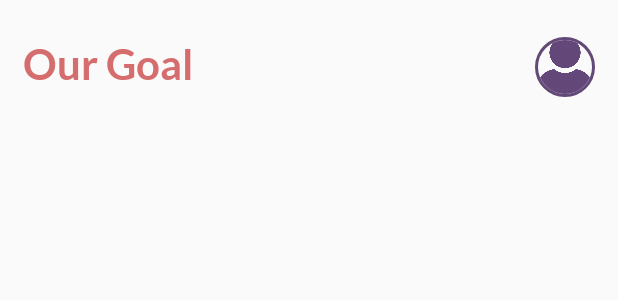
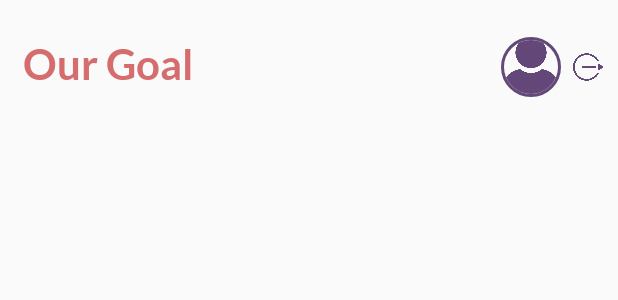
Before and after one commit to Yarinov/Our-Goal, an Android app: the layout fragment_home.xml on its own in the app's theme, with its tools: preview values and no code run, on a phone screen of 412 x 824 dp. Shown: the top 300 px of the screen. Run offline under Robolectric (Android 15) with nearby library versions, the phone set to English and light mode, and no system bars.

```diff
--- a/app/src/main/java/com/yarinov/ourgoal/goal/SingleGoalActivity.kt
+++ b/app/src/main/java/com/yarinov/ourgoal/goal/SingleGoalActivity.kt
@@ -371,7 +371,7 @@ class SingleGoalActivity : AppCompatActivity() {
         val storage = FirebaseStorage.getInstance()
 
         val gsReference =
-            storage.getReferenceFromUrl("gs://ourgoal-ebee9.appspot.com/users/profile_pic/${currentGoal!!.userId}.jpg")
+            storage.getReferenceFromUrl("gs://ourgoal-ebee9.appspot.com/users/profile_pic/${currentGoal!!.userId}")
 
         gsReference.downloadUrl
             .addOnSuccessListener {
--- a/app/src/main/java/com/yarinov/ourgoal/utils/adapter_utils/AdapterUtils.kt
+++ b/app/src/main/java/com/yarinov/ourgoal/utils/adapter_utils/AdapterUtils.kt
@@ -147,7 +147,7 @@ class AdapterUtils {
         val storage = FirebaseStorage.getInstance()
 
         val gsReference =
-            storage.getReferenceFromUrl("gs://ourgoal-ebee9.appspot.com/users/profile_pic/$userId.jpg")
+            storage.getReferenceFromUrl("gs://ourgoal-ebee9.appspot.com/users/profile_pic/$userId")
 
         gsReference.downloadUrl
             .addOnSuccessListener {
--- a/app/src/main/res/layout/fragment_home.xml
+++ b/app/src/main/res/layout/fragment_home.xml
@@ -37,10 +37,20 @@
                 android:layout_height="40dp"
                 android:layout_gravity="center"
                 android:layout_marginTop="10sp"
-                android:layout_marginEnd="15sp"
+                android:layout_marginEnd="8sp"
                 android:src="@drawable/default_user_ic"
                 app:civ_border_color="@color/colorPrimaryDark"
                 app:civ_border_width="2dp" />
+
+            <ImageView
+                android:id="@+id/userLogoutIcon"
+                android:layout_width="20sp"
+                android:layout_height="20sp"
+                android:layout_gravity="center"
+                android:layout_marginTop="10sp"
+                android:layout_marginRight="10sp"
+                android:src="@drawable/user_logout_ic"
+                android:tint="@color/colorPrimaryDark" />
         </LinearLayout>
 
         <androidx.swiperefreshlayout.widget.SwipeRefreshLayout
```
Also changed, not shown: app/src/main/java/com/yarinov/ourgoal/MainActivity.kt (+7 -9 lines), app/src/main/java/com/yarinov/ourgoal/feed/HomeFragment.kt (+22 -1 lines), app/src/main/java/com/yarinov/ourgoal/goal/mygoals/MyGoalsAdapter.kt (+11 -0 lines), app/src/main/java/com/yarinov/ourgoal/user/profile/ProfileActivity.kt (+76 -8 lines), app/src/main/res/layout/activity_profile.xml (+17 -0 lines), app/src/main/res/drawable-v24/user_logout_ic.png (added).
